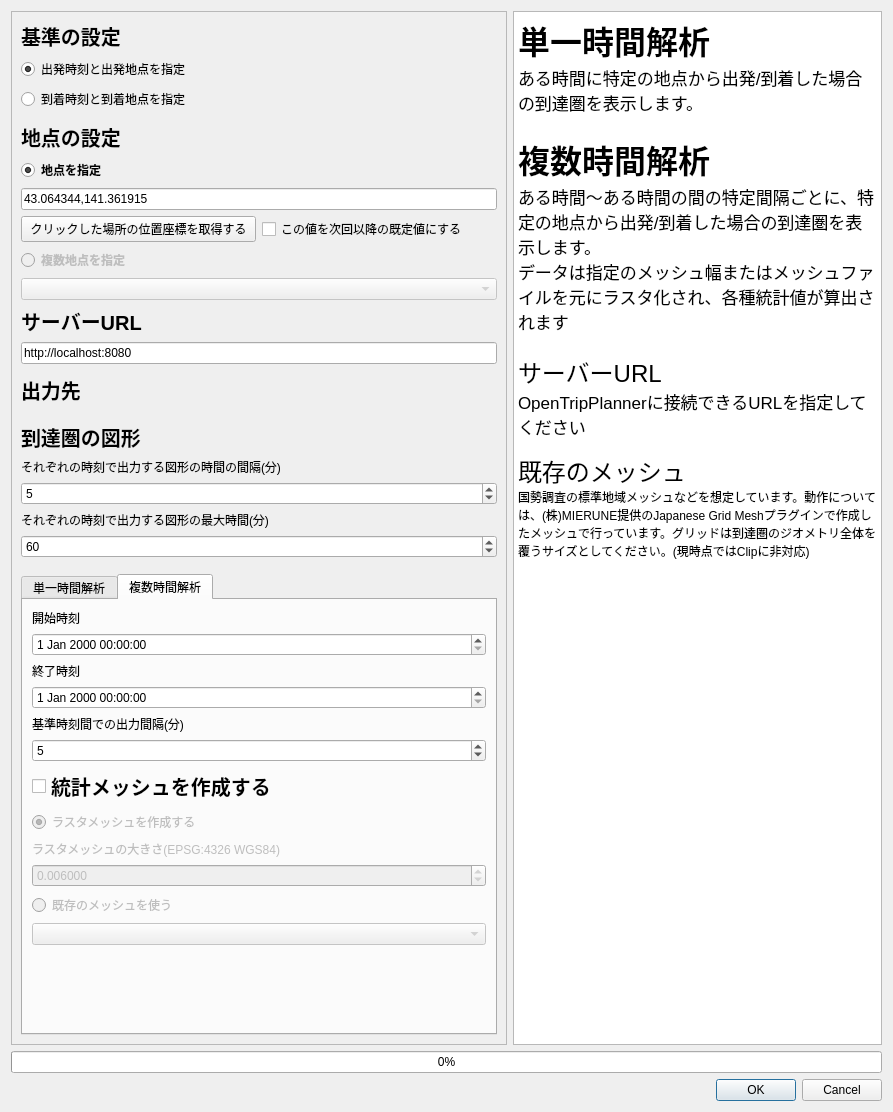
Old version of the form isochrone.ui in the repository geogra-geogra/qgis-otp-multi-isochrone-plugin.
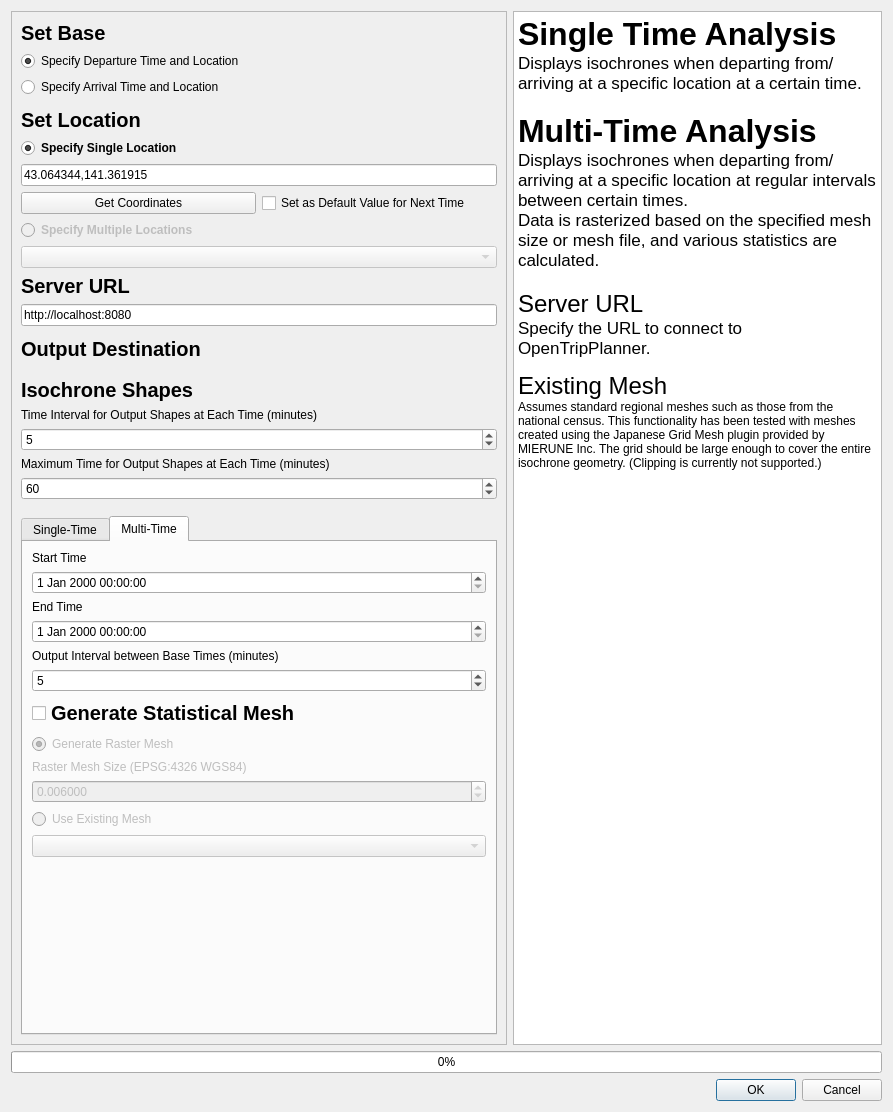
New version of the form. The open tabs and pages were chosen to show the change. Custom widgets are drawn as their Qt base class.

```diff
--- a/isochrone.ui
+++ b/isochrone.ui
@@ -110,7 +110,7 @@
              </property>
              <widget class="QWidget" name="tabSingle">
               <attribute name="title">
-               <string>単一時間解析</string>
+               <string translatable="yes">Single-Time</string>
               </attribute>
               <layout class="QGridLayout" name="gridLayout_22">
                <item row="0" column="0">
@@ -169,7 +169,7 @@
              </widget>
              <widget class="QWidget" name="tabMulti">
               <attribute name="title">
-               <string>複数時間解析</string>
+               <string translatable="yes">Multi-Time</string>
               </attribute>
               <layout class="QVBoxLayout" name="verticalLayout">
                <item>
@@ -182,7 +182,7 @@
                    <item row="0" column="0">
                     <widget class="QLabel" name="standardTimeAreaMultiLabel">
                      <property name="text">
-                      <string>開始時刻</string>
+                      <string translatable="yes">Start Time</string>
                      </property>
                      <property name="textFormat">
                       <enum>Qt::AutoText</enum>
@@ -219,7 +219,7 @@
                    <item row="0" column="0">
                     <widget class="QLabel" name="finishTimeLabelMulti">
                      <property name="text">
-                      <string>終了時刻</string>
+                      <string translatable="yes">End Time</string>
                      </property>
                     </widget>
                    </item>
@@ -260,7 +260,7 @@
                    <item row="0" column="0">
                     <widget class="QLabel" name="outputTimeIntervalLabel">
                      <property name="text">
-                      <string>基準時刻間での出力間隔(分)</string>
+                      <string translatable="yes">Output Interval between Base Times (minutes)</string>
                      </property>
                     </widget>
                    </item>
@@ -278,7 +278,7 @@
                       </font>
                      </property>
                      <property name="text">
-                      <string>統計メッシュを作成する</string>
+                      <string translatable="yes">Generate Statistical Mesh</string>
                      </property>
                     </widget>
                    </item>
@@ -288,7 +288,7 @@
                       <bool>false</bool>
                      </property>
                      <property name="text">
-                      <string>ラスタメッシュを作成する</string>
+                      <string translatable="yes">Generate Raster Mesh</string>
                      </property>
                      <property name="checked">
                       <bool>true</bool>
@@ -304,7 +304,7 @@
                       <bool>false</bool>
                      </property>
                      <property name="text">
-                      <string>ラスタメッシュの大きさ(EPSG:4326 WGS84)</string>
+                      <string translatable="yes">Raster Mesh Size (EPSG:4326 WGS84)</string>
                      </property>
                     </widget>
                    </item>
@@ -330,7 +330,7 @@
                       <bool>false</bool>
                      </property>
                      <property name="text">
-                      <string>既存のメッシュを使う</string>
+                      <string translatable="yes">Use Existing Mesh</string>
                      </property>
                      <attribute name="buttonGroup">
                       <string notr="true">makeRaster</string>
@@ -377,7 +377,7 @@
                 </font>
                </property>
                <property name="text">
-                <string>基準の設定</string>
+                <string translatable="yes">Set Base</string>
                </property>
               </widget>
              </item>
@@ -386,7 +386,7 @@
                <item row="1" column="0">
                 <widget class="QRadioButton" name="button_dep">
                  <property name="text">
-                  <string>出発時刻と出発地点を指定</string>
+                  <string translatable="yes">Specify Departure Time and Location</string>
                  </property>
                  <property name="checked">
                   <bool>true</bool>
@@ -399,7 +399,7 @@
                <item row="2" column="0">
                 <widget class="QRadioButton" name="button_ari">
                  <property name="text">
-                  <string>到着時刻と到着地点を指定</string>
+                  <string translatable="yes">Specify Arrival Time and Location</string>
                  </property>
                  <property name="checkable">
                   <bool>true</bool>
@@ -443,7 +443,7 @@
                 </font>
                </property>
                <property name="text">
-                <string>地点の設定</string>
+                <string translatable="yes">Set Location</string>
                </property>
               </widget>
              </item>
@@ -458,7 +458,7 @@
                   </font>
                  </property>
                  <property name="text">
-                  <string>地点を指定</string>
+                  <string translatable="yes">Specify Single Location</string>
                  </property>
                  <property name="checked">
                   <bool>true</bool>
@@ -471,21 +471,21 @@
                <item row="3" column="0" colspan="2">
                 <widget class="QLineEdit" name="standardPosition">
                  <property name="text">
-                  <string>43.064344,141.361915</string>
+                  <string translatable="yes">43.064344,141.361915</string>
                  </property>
                 </widget>
                </item>
                <item row="4" column="0">
                 <widget class="QPushButton" name="setAsStandardPosition">
                  <property name="text">
-                  <string>クリックした場所の位置座標を取得する</string>
+                  <string translatable="yes">Get Coordinates</string>
                  </property>
                 </widget>
                </item>
                <item row="4" column="1">
                 <widget class="QCheckBox" name="saveAsDefaultCheckBox">
                  <property name="text">
-                  <string>この値を次回以降の既定値にする</string>
+                  <string translatable="yes">Set as Default Value for Next Time</string>
                  </property>
                 </widget>
                </item>
@@ -501,7 +501,7 @@
                   </font>
                  </property>
                  <property name="text">
-                  <string>複数地点を指定</string>
+                  <string translatable="yes">Specify Multiple Locations</string>
                  </property>
                  <attribute name="buttonGroup">
                   <string notr="true">radio1</string>
@@ -533,7 +533,7 @@
                 </font>
                </property>
                <property name="text">
-                <string>サーバーURL</string>
+                <string translatable="yes">Server URL</string>
                </property>
               </widget>
              </item>
@@ -542,7 +542,7 @@
                <item row="1" column="0">
                 <widget class="QLineEdit" name="serverUrlAreaText">
                  <property name="text">
-                  <string>http://localhost:8080</string>
+                  <string translatable="yes">http://localhost:8080</string>
                  </property>
                 </widget>
                </item>
@@ -574,7 +574,7 @@
                 </font>
                </property>
                <property name="text">
-                <string>出力先</string>
+                <string translatable="yes">Output Destination</string>
                </property>
               </widget>
              </item>
@@ -618,7 +618,7 @@
                 </font>
                </property>
                <property name="text">
-                <string>到達圏の図形</string>
+                <string translatable="yes">Isochrone Shapes</string>
                </property>
               </widget>
              </item>
@@ -627,7 +627,7 @@
                <item row="1" column="0">
                 <widget class="QLabel" name="outputPolygonIntervalAreaLabel">
                  <property name="text">
-                  <string>それぞれの時刻で出力する図形の時間の間隔(分)</string>
+                  <string translatable="yes">Time Interval for Output Shapes at Each Time (minutes)</string>
                  </property>
                 </widget>
                </item>
@@ -643,7 +643,7 @@
              <item row="13" column="0">
               <widget class="QLabel" name="maxTimeAreaLabel">
                <property name="text">
-                <string>それぞれの時刻で出力する図形の最大時間(分)</string>
+                <string translatable="yes">Maximum Time for Output Shapes at Each Time (minutes)</string>
                </property>
               </widget>
              </item>
@@ -686,22 +686,22 @@
         </size>
        </property>
        <property name="html">
-        <string>&lt;!DOCTYPE HTML PUBLIC &quot;-//W3C//DTD HTML 4.0//EN&quot; &quot;http://www.w3.org/TR/REC-html40/strict.dtd&quot;&gt;
-&lt;html&gt;&lt;head&gt;&lt;meta name=&quot;qrichtext&quot; content=&quot;1&quot; /&gt;&lt;style type=&quot;text/css&quot;&gt;
+        <string translatable="yes">&lt;!DOCTYPE HTML PUBLIC "-//W3C//DTD HTML 4.0//EN" "http://www.w3.org/TR/REC-html40/strict.dtd"&gt;
+&lt;html&gt;&lt;head&gt;&lt;meta name="qrichtext" content="1" /&gt;&lt;style type="text/css"&gt;
 p, li { white-space: pre-wrap; }
-&lt;/style&gt;&lt;/head&gt;&lt;body style=&quot; font-family:'.AppleSystemUIFont'; font-size:13pt; font-weight:400; font-style:normal;&quot;&gt;
-&lt;p style=&quot; margin-top:0px; margin-bottom:0px; margin-left:0px; margin-right:0px; -qt-block-indent:0; text-indent:0px;&quot;&gt;&lt;span style=&quot; font-size:24pt; font-weight:600;&quot;&gt;単一時間解析&lt;/span&gt;&lt;/p&gt;
-&lt;p style=&quot; margin-top:0px; margin-bottom:0px; margin-left:0px; margin-right:0px; -qt-block-indent:0; text-indent:0px;&quot;&gt;ある時間に特定の地点から出発/到着した場合の到達圏を表示します。&lt;/p&gt;
-&lt;p style=&quot;-qt-paragraph-type:empty; margin-top:0px; margin-bottom:0px; margin-left:0px; margin-right:0px; -qt-block-indent:0; text-indent:0px;&quot;&gt;&lt;br /&gt;&lt;/p&gt;
-&lt;p style=&quot; margin-top:0px; margin-bottom:0px; margin-left:0px; margin-right:0px; -qt-block-indent:0; text-indent:0px;&quot;&gt;&lt;span style=&quot; font-size:24pt; font-weight:600;&quot;&gt;複数時間解析&lt;/span&gt;&lt;/p&gt;
-&lt;p style=&quot; margin-top:0px; margin-bottom:0px; margin-left:0px; margin-right:0px; -qt-block-indent:0; text-indent:0px;&quot;&gt;ある時間〜ある時間の間の特定間隔ごとに、特定の地点から出発/到着した場合の到達圏を表示します。&lt;/p&gt;
-&lt;p style=&quot; margin-top:0px; margin-bottom:0px; margin-left:0px; margin-right:0px; -qt-block-indent:0; text-indent:0px;&quot;&gt;データは指定のメッシュ幅またはメッシュファイルを元にラスタ化され、各種統計値が算出されます&lt;/p&gt;
-&lt;p style=&quot;-qt-paragraph-type:empty; margin-top:0px; margin-bottom:0px; margin-left:0px; margin-right:0px; -qt-block-indent:0; text-indent:0px;&quot;&gt;&lt;br /&gt;&lt;/p&gt;
-&lt;p style=&quot; margin-top:0px; margin-bottom:0px; margin-left:0px; margin-right:0px; -qt-block-indent:0; text-indent:0px;&quot;&gt;&lt;span style=&quot; font-size:18pt;&quot;&gt;サーバーURL&lt;/span&gt;&lt;/p&gt;
-&lt;p style=&quot; margin-top:0px; margin-bottom:0px; margin-left:0px; margin-right:0px; -qt-block-indent:0; text-indent:0px;&quot;&gt;OpenTripPlannerに接続できるURLを指定してください&lt;/p&gt;&lt;/body&gt;&lt;/html&gt;
-&lt;p style=&quot;-qt-paragraph-type:empty; margin-top:0px; margin-bottom:0px; margin-left:0px; margin-right:0px; -qt-block-indent:0; text-indent:0px;&quot;&gt;&lt;br /&gt;&lt;/p&gt;
-&lt;p style=&quot; margin-top:0px; margin-bottom:0px; margin-left:0px; margin-right:0px; -qt-block-indent:0; text-indent:0px;&quot;&gt;&lt;span style=&quot; font-size:18pt;&quot;&gt;既存のメッシュ&lt;/span&gt;&lt;/p&gt;
-&lt;p style=&quot; margin-top:0px; margin-bottom:0px; margin-left:0px; margin-right:0px; -qt-block-indent:0; text-indent:0px;&quot;&gt;国勢調査の標準地域メッシュなどを想定しています。動作については、(株)MIERUNE提供のJapanese Grid Meshプラグインで作成したメッシュで行っています。グリッドは到達圏のジオメトリ全体を覆うサイズとしてください。(現時点ではClipに非対応)&lt;/p&gt;&lt;/body&gt;&lt;/html&gt;
+&lt;/style&gt;&lt;/head&gt;&lt;body style=" font-family:'.AppleSystemUIFont'; font-size:13pt; font-weight:400; font-style:normal;"&gt;
+&lt;p style=" margin-top:0px; margin-bottom:0px; margin-left:0px; margin-right:0px; -qt-block-indent:0; text-indent:0px;"&gt;&lt;span style=" font-size:24pt; font-weight:600;"&gt;Single Time Analysis&lt;/span&gt;&lt;/p&gt;
+&lt;p style=" margin-top:0px; margin-bottom:0px; margin-left:0px; margin-right:0px; -qt-block-indent:0; text-indent:0px;"&gt;Displays isochrones when departing from/arriving at a specific location at a certain time.&lt;/p&gt;
+&lt;p style="-qt-paragraph-type:empty; margin-top:0px; margin-bottom:0px; margin-left:0px; margin-right:0px; -qt-block-indent:0; text-indent:0px;"&gt;&lt;br /&gt;&lt;/p&gt;
+&lt;p style=" margin-top:0px; margin-bottom:0px; margin-left:0px; margin-right:0px; -qt-block-indent:0; text-indent:0px;"&gt;&lt;span style=" font-size:24pt; font-weight:600;"&gt;Multi-Time Analysis&lt;/span&gt;&lt;/p&gt;
+&lt;p style=" margin-top:0px; margin-bottom:0px; margin-left:0px; margin-right:0px; -qt-block-indent:0; text-indent:0px;"&gt;Displays isochrones when departing from/arriving at a specific location at regular intervals between certain times.&lt;/p&gt;
+&lt;p style=" margin-top:0px; margin-bottom:0px; margin-left:0px; margin-right:0px; -qt-block-indent:0; text-indent:0px;"&gt;Data is rasterized based on the specified mesh size or mesh file, and various statistics are calculated.&lt;/p&gt;
+&lt;p style="-qt-paragraph-type:empty; margin-top:0px; margin-bottom:0px; margin-left:0px; margin-right:0px; -qt-block-indent:0; text-indent:0px;"&gt;&lt;br /&gt;&lt;/p&gt;
+&lt;p style=" margin-top:0px; margin-bottom:0px; margin-left:0px; margin-right:0px; -qt-block-indent:0; text-indent:0px;"&gt;&lt;span style=" font-size:18pt;"&gt;Server URL&lt;/span&gt;&lt;/p&gt;
+&lt;p style=" margin-top:0px; margin-bottom:0px; margin-left:0px; margin-right:0px; -qt-block-indent:0; text-indent:0px;"&gt;Specify the URL to connect to OpenTripPlanner.&lt;/p&gt;&lt;/body&gt;&lt;/html&gt;
+&lt;p style="-qt-paragraph-type:empty; margin-top:0px; margin-bottom:0px; margin-left:0px; margin-right:0px; -qt-block-indent:0; text-indent:0px;"&gt;&lt;br /&gt;&lt;/p&gt;
+&lt;p style=" margin-top:0px; margin-bottom:0px; margin-left:0px; margin-right:0px; -qt-block-indent:0; text-indent:0px;"&gt;&lt;span style=" font-size:18pt;"&gt;Existing Mesh&lt;/span&gt;&lt;/p&gt;
+&lt;p style=" margin-top:0px; margin-bottom:0px; margin-left:0px; margin-right:0px; -qt-block-indent:0; text-indent:0px;"&gt;Assumes standard regional meshes such as those from the national census. This functionality has been tested with meshes created using the Japanese Grid Mesh plugin provided by MIERUNE Inc. The grid should be large enough to cover the entire isochrone geometry. (Clipping is currently not supported.)&lt;/p&gt;&lt;/body&gt;&lt;/html&gt;
 </string>
        </property>
       </widget>
```
Left out of the diff: 16 changed lines with no effect on the pictures.
